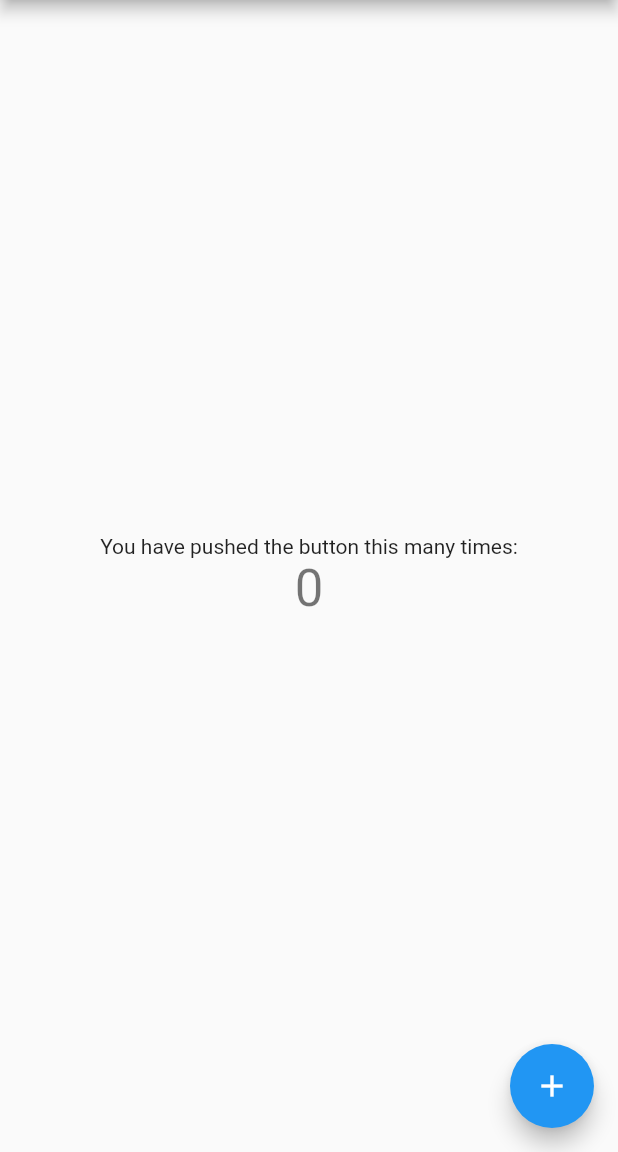
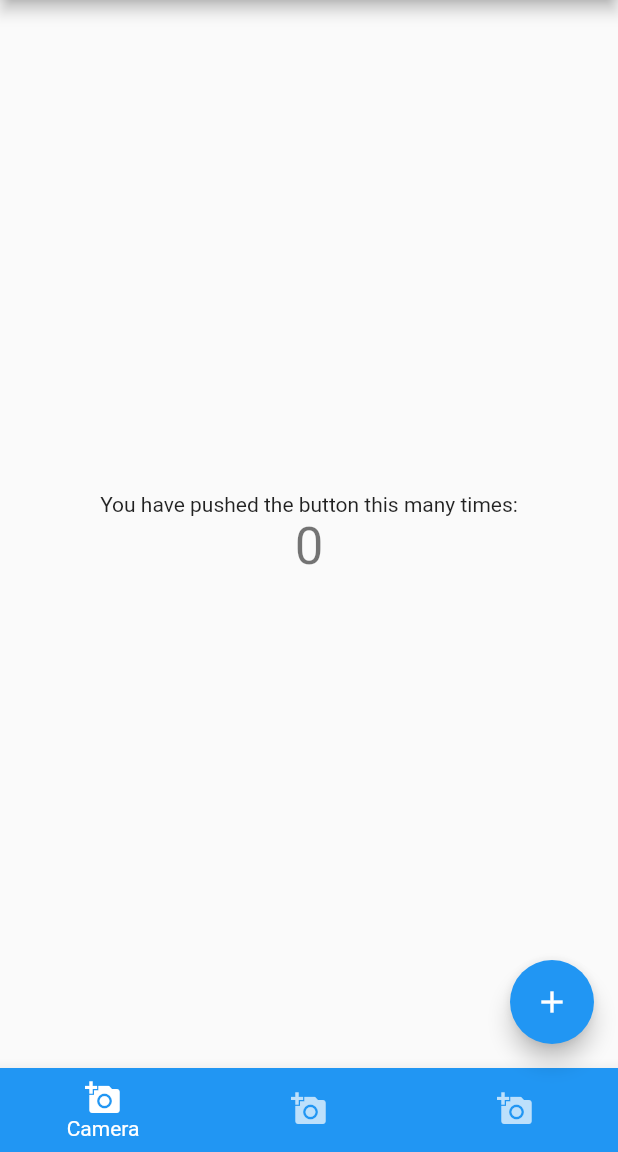
Before and after one commit to yumdari/Home_AIoT_System, a Flutter app: the screen it shows after launch, on a phone screen of 412 x 824 dp, the part 84-1236 px from its top. Run offline on Flutter 3.47's test engine with Material 2 defaults, Android fonts, the phone set to English and light mode, and no system bars; our stand-ins replace date_format, flutter_svg, geolocator, timer_builder; missing offline and left inert: tcp_socket_connection.

```diff
--- /dev/null
+++ b/Mobile/lib/camera.dart
@@ -0,0 +1,16 @@
+import 'package:flutter/material.dart';
+class camera extends StatefulWidget {
+  const camera({Key? key}) : super(key: key);
+
+  @override
+  State<camera> createState() => _cameraState();
+}
+
+class _cameraState extends State<camera> {
+  @override
+  Widget build(BuildContext context) {
+    return Container(
+      child: Text('camera page'),
+    );
+  }
+}
--- a/Mobile/lib/main.dart
+++ b/Mobile/lib/main.dart
@@ -49,6 +49,14 @@ class MyHomePage extends StatefulWidget {
 
 class _MyHomePageState extends State<MyHomePage> {
   int _counter = 0;
+  int _currentIndex = 0;
+
+  // final screens = [
+  //   Center(child: Text('Camera', style: TextStyle(fontSize: 60))),
+  //   Center(child: Text('test', style: TextStyle(fontSize: 60))),
+  //   Center(child: Text('test', style: TextStyle(fontSize: 60))),
+  //
+  // ];
 
   void _incrementCounter() {
     setState(() {
@@ -99,7 +107,8 @@ class _MyHomePageState extends State<MyHomePage> {
               'You have pushed the button this many times:',
             ),
             Text(
-              '$_counter',
+              //'$_counter',
+              '$_currentIndex',
               style: Theme.of(context).textTheme.headline4,
             ),
           ],
@@ -110,6 +119,31 @@ class _MyHomePageState extends State<MyHomePage> {
         tooltip: 'Increment',
         child: const Icon(Icons.add),
       ), // This trailing comma makes auto-formatting nicer for build methods.
+      bottomNavigationBar: BottomNavigationBar(
+        backgroundColor: Colors.blue,
+        selectedItemColor: Colors.white,
+        unselectedItemColor: Colors.white70,
+        //iconSize: 40, // font size
+        //selectedFontSize: 25, // selected font size
+        //unselectedFontSize: 10, // unselected font size
+        showUnselectedLabels: false, // unselected item label hidden
+        currentIndex: _currentIndex,
+        onTap: (index) => setState(() => _currentIndex = index),
+        items: [
+          BottomNavigationBarItem(
+              icon: Icon(Icons.add_a_photo),
+          label: 'Camera',
+          ),
+          BottomNavigationBarItem(
+            icon: Icon(Icons.add_a_photo),
+            label: 'Camera',
+          ),
+          BottomNavigationBarItem(
+            icon: Icon(Icons.add_a_photo),
+            label: 'Camera',
+          ),
+        ],
+      ),
     );
   }
 }
```
Also changed, not shown: Mobile/lib/tempA.dart (added, +15 -0 lines).
